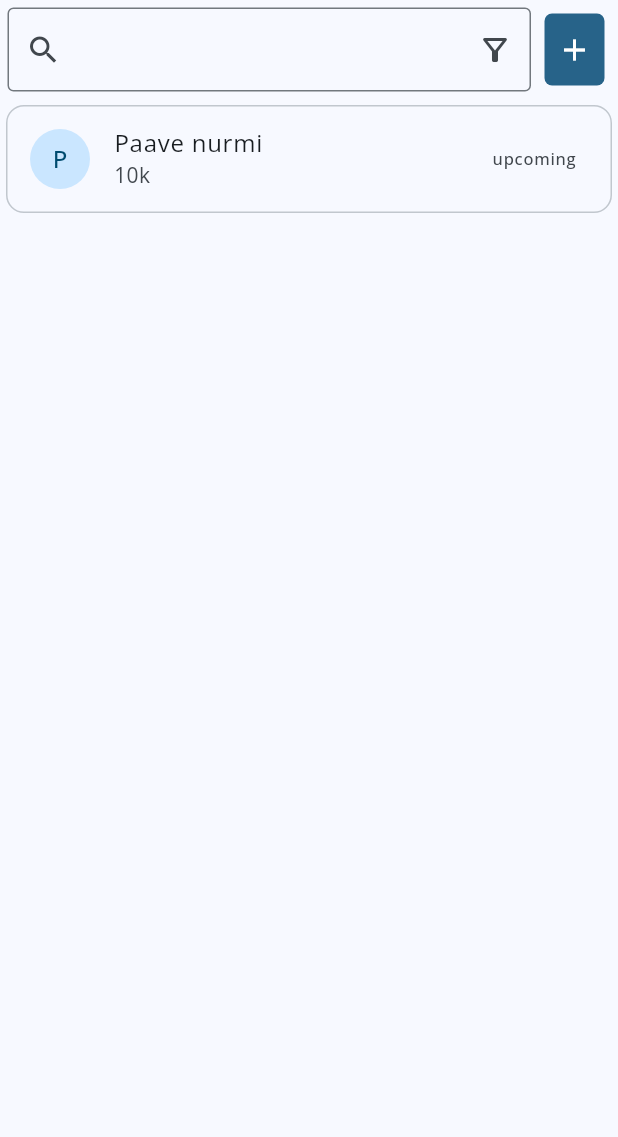
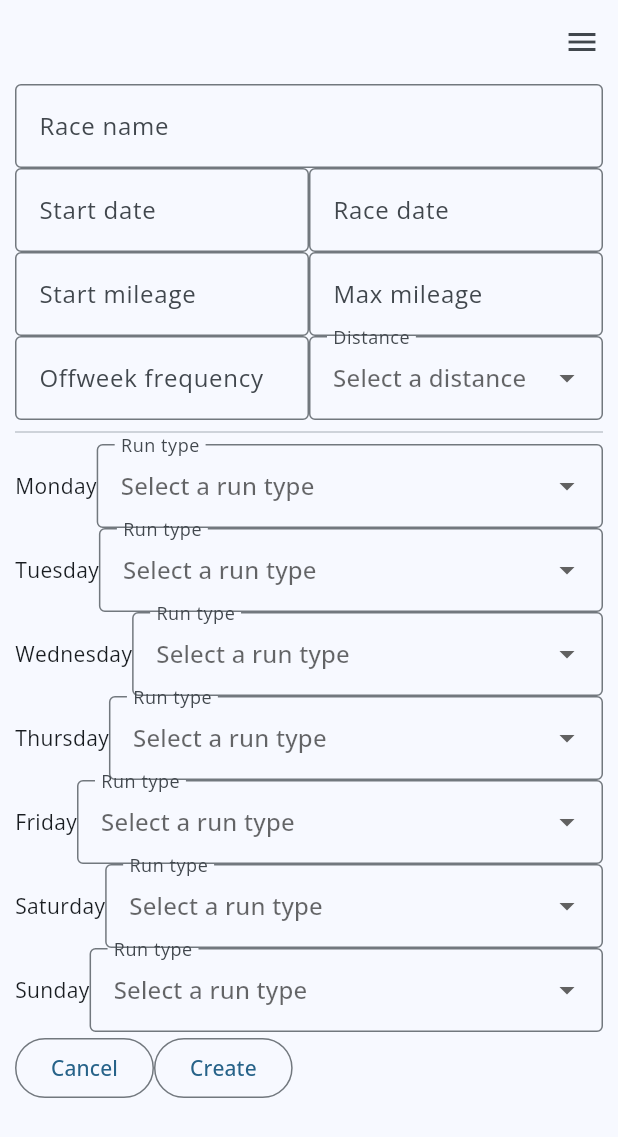
Before and after one commit to Iispar/runPlanner, a Flutter app: the AllPlans widget shown alone on an empty page, opened directly, after a tap on the "add" icon, on a phone screen of 412 x 824 dp. Shown: the top 1137 px of the screen. Run offline on Flutter 3.47's test engine with Material 3 defaults, Android fonts, the phone set to English and light mode, and no system bars; drawn by our look-alikes of flutter_form_builder; our stand-ins replace form_builder_validators, get, google_fonts, hive_ce, hive_ce_flutter; accounts and stored records are empty.

Commit message:
form functionality without validations

```diff
--- a/lib/core/controllers/plan_controller.dart
+++ b/lib/core/controllers/plan_controller.dart
@@ -8,8 +8,10 @@ class PlanController {
   RxList<Plan> plans;
 
   PlanController() : plans = <Plan>[].obs {
-    plans.value =
-        storage.get('plans') ?? [];
+     plans.value =
+        (storage.get('plans') as List<dynamic>?)
+            ?.map((e) => e as Plan)
+            .toList() ?? [];
   }
 
   void addPlan(Plan plan) {
--- /dev/null
+++ b/lib/core/helpers/plan_generator.dart
@@ -0,0 +1,18 @@
+
+import 'package:run_planner/core/helpers/run_week_generator.dart';
+import 'package:run_planner/core/models/distance_type.dart';
+import 'package:run_planner/core/models/plan_type.dart';
+import 'package:run_planner/core/models/run_type_week.dart';
+
+generatePlan(String name, DateTime startDate, DateTime raceDate, int startMileage, int maxMileage, int offWeekFrequency, DistanceType distance, RunTypeWeek runTypes) {
+  return Plan(
+        name: name,
+        startDate: startDate,
+        raceDate:raceDate,
+        startMileage: startMileage,
+        maxMileage: maxMileage,
+        offWeekFrequency: offWeekFrequency,
+        distance: distance,
+        runWeeks: runWeekGenerator(startDate, raceDate, runTypes, offWeekFrequency, startMileage, maxMileage)
+        );
+}
--- a/lib/core/models/run_type.dart
+++ b/lib/core/models/run_type.dart
@@ -1,4 +1,5 @@
 
+import 'package:flutter/material.dart';
 import 'package:hive_ce_flutter/hive_flutter.dart';
 part "run_type.g.dart";
 
@@ -13,5 +14,23 @@ enum RunType {
     @HiveField(3)
   race,
     @HiveField(4)
-  none,
+  none;
+
+  String get value {
+    switch (this) {
+      case RunType.fast:
+        return "Fast run";
+
+      case RunType.slow:
+        return "Slow run";
+      case RunType.long:
+        return "Long run";
+      case RunType.race:
+        return "Race";
+      case RunType.none:
+        return "Off day";
+    }
+  }
+
+
 }
--- a/lib/features/all/all_plans_screen.dart
+++ b/lib/features/all/all_plans_screen.dart
@@ -64,7 +64,7 @@ class AllPlansState extends State<AllPlans> {
                       style: IconButton.styleFrom(
                           shape: RoundedRectangleBorder(
                               borderRadius: BorderRadius.circular(5))),
-                      onPressed: () {},
+                      onPressed: () {Get.toNamed("create");},
                       icon: const Icon(Icons.add),
                     )),
               ],
--- /dev/null
+++ b/lib/features/create/create_screen.dart
@@ -0,0 +1,246 @@
+import 'package:flutter/material.dart';
+import 'package:flutter/services.dart';
+import 'package:flutter_form_builder/flutter_form_builder.dart';
+import 'package:form_builder_validators/form_builder_validators.dart';
+import 'package:get/get.dart';
+import 'package:run_planner/core/controllers/plan_controller.dart';
+import 'package:run_planner/core/helpers/plan_generator.dart';
+import 'package:run_planner/core/models/distance_type.dart';
+import 'package:run_planner/core/models/plan_type.dart';
+import 'package:run_planner/core/models/run_type.dart';
+import 'package:run_planner/core/models/run_type_week.dart';
+
+class Create extends StatefulWidget {
+  const Create({super.key});
+
+  @override
+  CreateState createState() => CreateState();
+}
+
+class CreateState extends State<Create> {
+  final _formKey = GlobalKey<FormBuilderState>();
+  final controller = Get.find<PlanController>();
+
+  List<DropdownMenuItem<Object>> getRunTypes() {
+    return RunType.values.map((RunType classType) {
+      return DropdownMenuItem<RunType>(
+          value: classType, child: Text(classType.value));
+    }).toList();
+  }
+
+  List<DropdownMenuItem<Object>> getDistanceTypes() {
+    return DistanceType.values.map((DistanceType classType) {
+      return DropdownMenuItem<DistanceType>(
+          value: classType, child: Text(classType.value));
+    }).toList();
+  }
+
+  void submit() {
+    if (_formKey.currentState?.saveAndValidate() != false) {
+      print(_formKey.currentState?.value);
+      controller.addPlan(generatePlan(
+          _formKey.currentState?.value["RaceName"],
+          _formKey.currentState?.value["StartDate"],
+          _formKey.currentState?.value["RaceDate"],
+          int.parse(_formKey.currentState?.value["StartMileage"]),
+          int.parse(_formKey.currentState?.value["MaxMileage"]),
+          int.parse(_formKey.currentState?.value["OffweekFrequency"]),
+          _formKey.currentState?.value["Distance"],
+          RunTypeWeek(
+              monday: _formKey.currentState?.value["MondayRun"],
+              tuesday: _formKey.currentState?.value["TuesdayRun"],
+              wednesday: _formKey.currentState?.value["WednesdayRun"],
+              thursday: _formKey.currentState?.value["ThursdayRun"],
+              friday: _formKey.currentState?.value["FridayRun"],
+              saturday: _formKey.currentState?.value["SaturdayRun"],
+              sunday: _formKey.currentState?.value["SundayRun"])));
+    }
+  }
+
+  @override
+  Widget build(BuildContext context) {
+    return FormBuilder(
+      key: _formKey,
+      child: Column(
+        children: [
+          FormBuilderTextField(
+            name: "RaceName",
+            validator: FormBuilderValidators.required(),
+            decoration: const InputDecoration(
+              border: OutlineInputBorder(),
+              labelText: "Race name",
+            ),
+          ),
+          Row(children: [
+            Expanded(
+                child: FormBuilderDateTimePicker(
+                    name: "StartDate",
+                    validator: FormBuilderValidators.required(),
+                    decoration: const InputDecoration(
+                        border: OutlineInputBorder(),
+                        labelText: "Start date"))),
+            Expanded(
+                child: FormBuilderDateTimePicker(
+                    name: "RaceDate",
+                    validator: FormBuilderValidators.required(),
+                    decoration: const InputDecoration(
+                        border: OutlineInputBorder(), labelText: "Race date"))),
+          ]),
+          Row(children: [
+            Expanded(
+                child: FormBuilderTextField(
+                    name: "StartMileage",
+                    validator: FormBuilderValidators.required(),
+                    keyboardType: TextInputType.number,
+                    inputFormatters: <TextInputFormatter>[
+                      FilteringTextInputFormatter.digitsOnly
+                    ],
+                    decoration: InputDecoration(
+                        border: OutlineInputBorder(),
+                        labelText: "Start mileage"))),
+            Expanded(
+                child: FormBuilderTextField(
+                    name: "MaxMileage",
+                    validator: FormBuilderValidators.required(),
+                    keyboardType: TextInputType.number,
+                    inputFormatters: <TextInputFormatter>[
+                      FilteringTextInputFormatter.digitsOnly
+                    ],
+                    decoration: InputDecoration(
+                        border: OutlineInputBorder(),
+                        labelText: "Max mileage"))),
+          ]),
+          Row(children: [
+            Expanded(
+                child: FormBuilderTextField(
+                    name: "OffweekFrequency",
+                    validator: FormBuilderValidators.required(),
+                    keyboardType: TextInputType.number,
+                    inputFormatters: <TextInputFormatter>[
+                      FilteringTextInputFormatter.digitsOnly
+                    ],
+                    decoration: InputDecoration(
+                        border: OutlineInputBorder(),
+                        labelText: "Offweek frequency"))),
+            Expanded(
+                child: FormBuilderDropdown(
+              name: "Distance",
+              validator: FormBuilderValidators.required(),
+              items: getDistanceTypes(),
+              hint: Text("Select a distance"),
+              decoration: InputDecoration(
+                  border: OutlineInputBorder(), labelText: "Distance"),
+            )),
+          ]),
+          Divider(),
+          Row(children: [
+            Text("Monday"),
+            Expanded(
+                child: FormBuilderDropdown(
+              name: "MondayRun",
+              validator: FormBuilderValidators.required(),
+              items: getRunTypes(),
+              hint: Text("Select a run type"),
+              decoration: InputDecoration(
+                  border: OutlineInputBorder(), labelText: "Run type"),
+            )),
+          ]),
+          Row(children: [
+            Text("Tuesday"),
+            Expanded(
+                child: FormBuilderDropdown(
+              name: "TuesdayRun",
+              validator: FormBuilderValidators.required(),
+              items: getRunTypes(),
+              hint: Text("Select a run type"),
+              decoration: InputDecoration(
+                  border: OutlineInputBorder(),
+                  labelText: "Run type",
+                  floatingLabelBehavior: FloatingLabelBehavior.auto),
+            )),
+          ]),
+          Row(children: [
+            Text("Wednesday"),
+            Expanded(
+                child: FormBuilderDropdown(
+              name: "WednesdayRun",
+              validator: FormBuilderValidators.required(),
+              items: getRunTypes(),
+              hint: Text("Select a run type"),
+              decoration: InputDecoration(
+                  border: OutlineInputBorder(),
+                  labelText: "Run type",
+                  floatingLabelBehavior: FloatingLabelBehavior.auto),
+            )),
+          ]),
+          Row(children: [
+            Text("Thursday"),
+            Expanded(
+                child: FormBuilderDropdown(
+              name: "ThursdayRun",
+              validator: FormBuilderValidators.required(),
+              items: getRunTypes(),
+              hint: Text("Select a run type"),
+              decoration: InputDecoration(
+                  border: OutlineInputBorder(),
+                  labelText: "Run type",
+                  floatingLabelBehavior: FloatingLabelBehavior.auto),
+            )),
+          ]),
+          Row(children: [
+            Text("Friday"),
+            Expanded(
+                child: FormBuilderDropdown(
+              name: "FridayRun",
+              validator: FormBuilderValidators.required(),
+              items: getRunTypes(),
+              hint: Text("Select a run type"),
+              decoration: InputDecoration(
+                  border: OutlineInputBorder(),
+                  labelText: "Run type",
+                  floatingLabelBehavior: FloatingLabelBehavior.auto),
+            )),
+          ]),
+          Row(children: [
+            Text("Saturday"),
+            Expanded(
+                child: FormBuilderDropdown(
+              name: "SaturdayRun",
+              validator: FormBuilderValidators.required(),
+              items: getRunTypes(),
+              hint: Text("Select a run type"),
+              decoration: InputDecoration(
+                  border: OutlineInputBorder(),
+                  labelText: "Run type",
+                  floatingLabelBehavior: FloatingLabelBehavior.auto),
+            )),
+          ]),
+          Row(children: [
+            Text("Sunday"),
+            Expanded(
+                child: FormBuilderDropdown(
+              name: "SundayRun",
+              validator: FormBuilderValidators.required(),
+              items: getRunTypes(),
+              hint: Text("Select a run type"),
+              decoration: InputDecoration(
+                  border: OutlineInputBorder(),
+                  labelText: "Run type",
+                  floatingLabelBehavior: FloatingLabelBehavior.auto),
+            )),
+          ]),
+          Row(
+            children: [
+              OutlinedButton(onPressed: () {}, child: Text("Cancel")),
+              OutlinedButton(
+                  onPressed: () {
+                    submit();
+                  },
+                  child: Text("Create"))
+            ],
+          )
+        ],
+      ),
+    );
+  }
+}
--- a/lib/main.dart
+++ b/lib/main.dart
@@ -2,6 +2,7 @@
 import 'package:flutter/material.dart';
 import 'package:hive_ce_flutter/hive_flutter.dart';
 import 'package:run_planner/core/controllers/plan_controller.dart';
+import 'package:run_planner/features/create/create_screen.dart';
 import 'package:run_planner/hive_registrar.g.dart';
 
 import 'core/widgets/Responsive_widget.dart';
@@ -41,6 +42,7 @@ class MainApp extends StatelessWidget {
         GetPage(name: "/home", page: () => Wrapper(widget: Home())),
         GetPage(name: "/active", page: () => Wrapper(widget: ActivePlan())),
         GetPage(name: "/all", page: () => Wrapper(widget: AllPlans())),
+        GetPage(name: "/create", page: () => Wrapper(widget: Create())),
       ],
       defaultTransition: Transition.noTransition,
     );
--- a/pubspec.yaml
+++ b/pubspec.yaml
@@ -13,6 +13,8 @@ dependencies:
   google_fonts: ^6.2.1
   hive_ce: ^2.5.0+2
   hive_ce_flutter: 2.0.0
+  flutter_form_builder: ^9.7.0
+  form_builder_validators: ^11.1.0
 
 dev_dependencies:
   build_runner: ^2.4.13
```
Also changed, not shown: pubspec.lock.
